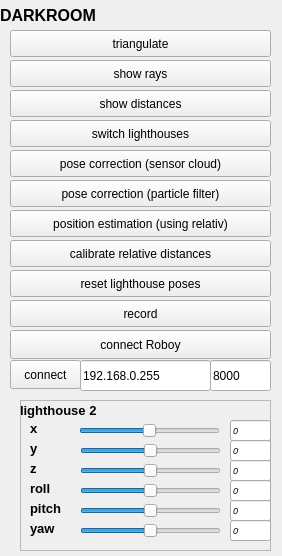
stes/roboy_rqt_plugins, file roboy_darkroom/src/roboy_darkroom.ui: the form before one commit.
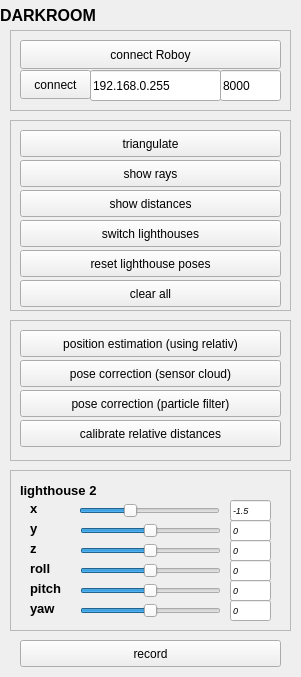
The form after the commit.

The edit to the form file:
```diff
--- a/roboy_darkroom/src/roboy_darkroom.ui
+++ b/roboy_darkroom/src/roboy_darkroom.ui
@@ -6,8 +6,8 @@
    <rect>
     <x>0</x>
     <y>0</y>
-    <width>282</width>
-    <height>556</height>
+    <width>301</width>
+    <height>677</height>
    </rect>
   </property>
   <property name="windowTitle">
@@ -34,116 +34,13 @@
     <string>DARKROOM</string>
    </property>
   </widget>
-  <widget class="QPushButton" name="reset_lighthouse_poses">
-   <property name="geometry">
-    <rect>
-     <x>10</x>
-     <y>270</y>
-     <width>261</width>
-     <height>27</height>
-    </rect>
-   </property>
-   <property name="text">
-    <string>reset lighthouse poses</string>
-   </property>
-  </widget>
-  <widget class="QPushButton" name="triangulate">
-   <property name="geometry">
-    <rect>
-     <x>10</x>
-     <y>30</y>
-     <width>261</width>
-     <height>27</height>
-    </rect>
-   </property>
-   <property name="text">
-    <string>triangulate</string>
-   </property>
-   <property name="checkable">
-    <bool>true</bool>
-   </property>
-   <property name="checked">
-    <bool>false</bool>
-   </property>
-  </widget>
-  <widget class="QPushButton" name="pose_correction_sensor_cloud">
-   <property name="geometry">
-    <rect>
-     <x>10</x>
-     <y>150</y>
-     <width>261</width>
-     <height>27</height>
-    </rect>
-   </property>
-   <property name="text">
-    <string>pose correction (sensor cloud)</string>
-   </property>
-  </widget>
-  <widget class="QPushButton" name="pose_correction_particle_filter">
-   <property name="geometry">
-    <rect>
-     <x>10</x>
-     <y>180</y>
-     <width>261</width>
-     <height>27</height>
-    </rect>
-   </property>
-   <property name="text">
-    <string>pose correction (particle filter)</string>
-   </property>
-  </widget>
-  <widget class="QPushButton" name="position_estimation_relativ_sensor_distances">
-   <property name="geometry">
-    <rect>
-     <x>10</x>
-     <y>210</y>
-     <width>261</width>
-     <height>27</height>
-    </rect>
-   </property>
-   <property name="text">
-    <string>position estimation (using relativ)</string>
-   </property>
-  </widget>
-  <widget class="QPushButton" name="show_rays">
-   <property name="geometry">
-    <rect>
-     <x>10</x>
-     <y>60</y>
-     <width>261</width>
-     <height>27</height>
-    </rect>
-   </property>
-   <property name="text">
-    <string>show rays</string>
-   </property>
-   <property name="checkable">
-    <bool>true</bool>
-   </property>
-  </widget>
-  <widget class="QPushButton" name="show_distances">
-   <property name="geometry">
-    <rect>
-     <x>10</x>
-     <y>90</y>
-     <width>261</width>
-     <height>27</height>
-    </rect>
-   </property>
-   <property name="text">
-    <string>show distances</string>
-   </property>
-   <property name="checkable">
-    <bool>true</bool>
-   </property>
-  </widget>
   <widget class="QFrame" name="frame">
    <property name="geometry">
     <rect>
-     <x>20</x>
-     <y>400</y>
-     <width>251</width>
-     <height>151</height>
+     <x>10</x>
+     <y>470</y>
+     <width>281</width>
+     <height>161</height>
     </rect>
    </property>
    <property name="frameShape">
@@ -155,8 +52,8 @@
    <widget class="QLabel" name="lighthouse_2">
     <property name="geometry">
      <rect>
-      <x>0</x>
-      <y>0</y>
+      <x>10</x>
+      <y>10</y>
       <width>101</width>
       <height>21</height>
      </rect>
@@ -176,8 +73,8 @@
    <widget class="QSlider" name="lighthouse2_x">
     <property name="geometry">
      <rect>
-      <x>59</x>
-      <y>20</y>
+      <x>69</x>
+      <y>30</y>
       <width>141</width>
       <height>21</height>
      </rect>
@@ -191,6 +88,9 @@
     <property name="singleStep">
      <number>1</number>
     </property>
+    <property name="value">
+     <number>-30</number>
+    </property>
     <property name="orientation">
      <enum>Qt::Horizontal</enum>
     </property>
@@ -198,8 +98,8 @@
    <widget class="QLabel" name="x">
     <property name="geometry">
      <rect>
-      <x>10</x>
-      <y>20</y>
+      <x>20</x>
+      <y>30</y>
       <width>51</width>
       <height>16</height>
      </rect>
@@ -219,8 +119,8 @@
    <widget class="QLabel" name="y">
     <property name="geometry">
      <rect>
-      <x>10</x>
-      <y>40</y>
+      <x>20</x>
+      <y>50</y>
       <width>51</width>
       <height>16</height>
      </rect>
@@ -240,8 +140,8 @@
    <widget class="QLabel" name="z">
     <property name="geometry">
      <rect>
-      <x>10</x>
-      <y>60</y>
+      <x>20</x>
+      <y>70</y>
       <width>51</width>
       <height>16</height>
      </rect>
@@ -261,8 +161,8 @@
    <widget class="QLabel" name="roll">
     <property name="geometry">
      <rect>
-      <x>10</x>
-      <y>80</y>
+      <x>20</x>
+      <y>90</y>
       <width>51</width>
       <height>16</height>
      </rect>
@@ -282,8 +182,8 @@
    <widget class="QLabel" name="pitch">
     <property name="geometry">
      <rect>
-      <x>10</x>
-      <y>100</y>
+      <x>20</x>
+      <y>110</y>
       <width>51</width>
       <height>16</height>
      </rect>
@@ -303,8 +203,8 @@
    <widget class="QLabel" name="yaw">
     <property name="geometry">
      <rect>
-      <x>10</x>
-      <y>120</y>
+      <x>20</x>
+      <y>130</y>
       <width>51</width>
       <height>16</height>
      </rect>
@@ -324,8 +224,8 @@
    <widget class="QSlider" name="lighthouse2_y">
     <property name="geometry">
      <rect>
-      <x>60</x>
-      <y>40</y>
+      <x>70</x>
+      <y>50</y>
       <width>141</width>
       <height>21</height>
      </rect>
@@ -346,8 +246,8 @@
    <widget class="QSlider" name="lighthouse2_z">
     <property name="geometry">
      <rect>
-      <x>60</x>
-      <y>60</y>
+      <x>70</x>
+      <y>70</y>
       <width>141</width>
       <height>21</height>
      </rect>
@@ -368,8 +268,8 @@
    <widget class="QSlider" name="lighthouse2_roll">
     <property name="geometry">
      <rect>
-      <x>60</x>
-      <y>80</y>
+      <x>70</x>
+      <y>90</y>
       <width>141</width>
       <height>21</height>
      </rect>
@@ -390,8 +290,8 @@
    <widget class="QSlider" name="lighthouse2_pitch">
     <property name="geometry">
      <rect>
-      <x>60</x>
-      <y>100</y>
+      <x>70</x>
+      <y>110</y>
       <width>141</width>
       <height>21</height>
      </rect>
@@ -412,8 +312,8 @@
    <widget class="QSlider" name="lighthouse2_yaw">
     <property name="geometry">
      <rect>
-      <x>60</x>
-      <y>120</y>
+      <x>70</x>
+      <y>130</y>
       <width>141</width>
       <height>21</height>
      </rect>
@@ -434,8 +334,8 @@
    <widget class="QLineEdit" name="lighthouse2_x_text">
     <property name="geometry">
      <rect>
-      <x>210</x>
-      <y>20</y>
+      <x>220</x>
+      <y>30</y>
       <width>41</width>
       <height>21</height>
      </rect>
@@ -450,7 +350,7 @@
      <locale language="German" country="Germany"/>
     </property>
     <property name="text">
-     <string>0</string>
+     <string>-1.5</string>
     </property>
     <property name="readOnly">
      <bool>true</bool>
@@ -459,8 +359,8 @@
    <widget class="QLineEdit" name="lighthouse2_y_text">
     <property name="geometry">
      <rect>
-      <x>210</x>
-      <y>40</y>
+      <x>220</x>
+      <y>50</y>
       <width>41</width>
       <height>21</height>
      </rect>
@@ -484,8 +384,8 @@
    <widget class="QLineEdit" name="lighthouse2_z_text">
     <property name="geometry">
      <rect>
-      <x>210</x>
-      <y>60</y>
+      <x>220</x>
+      <y>70</y>
       <width>41</width>
       <height>21</height>
      </rect>
@@ -509,8 +409,8 @@
    <widget class="QLineEdit" name="lighthouse2_roll_text">
     <property name="geometry">
      <rect>
-      <x>210</x>
-      <y>80</y>
+      <x>220</x>
+      <y>90</y>
       <width>41</width>
       <height>21</height>
      </rect>
@@ -534,8 +434,8 @@
    <widget class="QLineEdit" name="lighthouse2_pitch_text">
     <property name="geometry">
      <rect>
-      <x>210</x>
-      <y>100</y>
+      <x>220</x>
+      <y>110</y>
       <width>41</width>
       <height>21</height>
      </rect>
@@ -559,8 +459,8 @@
    <widget class="QLineEdit" name="lighthouse2_yaw_text">
     <property name="geometry">
      <rect>
-      <x>210</x>
-      <y>120</y>
+      <x>220</x>
+      <y>130</y>
       <width>41</width>
       <height>21</height>
      </rect>
@@ -582,40 +482,11 @@
     </property>
    </widget>
   </widget>
-  <widget class="QPushButton" name="calibrate_relative_distances">
-   <property name="geometry">
-    <rect>
-     <x>10</x>
-     <y>240</y>
-     <width>261</width>
-     <height>27</height>
-    </rect>
-   </property>
-   <property name="text">
-    <string>calibrate relative distances</string>
-   </property>
-  </widget>
-  <widget class="QPushButton" name="switch_lighthouses">
-   <property name="geometry">
-    <rect>
-     <x>10</x>
-     <y>120</y>
-     <width>261</width>
-     <height>27</height>
-    </rect>
-   </property>
-   <property name="text">
-    <string>switch lighthouses</string>
-   </property>
-   <property name="checkable">
-    <bool>true</bool>
-   </property>
-  </widget>
   <widget class="QPushButton" name="record">
    <property name="geometry">
     <rect>
-     <x>10</x>
-     <y>300</y>
+     <x>20</x>
+     <y>640</y>
      <width>261</width>
      <height>27</height>
     </rect>
@@ -627,57 +498,250 @@
     <bool>true</bool>
    </property>
   </widget>
-  <widget class="QPushButton" name="connect_roboy">
+  <widget class="QFrame" name="frame_2">
    <property name="geometry">
     <rect>
      <x>10</x>
-     <y>330</y>
-     <width>261</width>
-     <height>29</height>
+     <y>30</y>
+     <width>281</width>
+     <height>81</height>
     </rect>
    </property>
-   <property name="text">
-    <string>connect Roboy</string>
+   <property name="frameShape">
+    <enum>QFrame::StyledPanel</enum>
    </property>
+   <property name="frameShadow">
+    <enum>QFrame::Raised</enum>
+   </property>
+   <widget class="QPushButton" name="connect_roboy">
+    <property name="geometry">
+     <rect>
+      <x>10</x>
+      <y>10</y>
+      <width>261</width>
+      <height>29</height>
+     </rect>
+    </property>
+    <property name="text">
+     <string>connect Roboy</string>
+    </property>
+   </widget>
+   <widget class="QPushButton" name="connect_object">
+    <property name="geometry">
+     <rect>
+      <x>10</x>
+      <y>40</y>
+      <width>71</width>
+      <height>29</height>
+     </rect>
+    </property>
+    <property name="text">
+     <string>connect</string>
+    </property>
+   </widget>
+   <widget class="QLineEdit" name="broadcast_ip">
+    <property name="geometry">
+     <rect>
+      <x>80</x>
+      <y>40</y>
+      <width>131</width>
+      <height>31</height>
+     </rect>
+    </property>
+    <property name="text">
+     <string>192.168.0.255</string>
+    </property>
+   </widget>
+   <widget class="QLineEdit" name="broadcast_port">
+    <property name="geometry">
+     <rect>
+      <x>210</x>
+      <y>40</y>
+      <width>61</width>
+      <height>31</height>
+     </rect>
+    </property>
+    <property name="text">
+     <string>8000</string>
+    </property>
+   </widget>
   </widget>
-  <widget class="QPushButton" name="connect_object">
+  <widget class="QFrame" name="frame_3">
    <property name="geometry">
     <rect>
      <x>10</x>
-     <y>360</y>
-     <width>71</width>
-     <height>29</height>
+     <y>120</y>
+     <width>281</width>
+     <height>191</height>
     </rect>
    </property>
-   <property name="text">
-    <string>connect</string>
+   <property name="frameShape">
+    <enum>QFrame::StyledPanel</enum>
    </property>
-  </widget>
-  <widget class="QLineEdit" name="broadcast_ip">
-   <property name="geometry">
-    <rect>
-     <x>80</x>
-     <y>360</y>
-     <width>131</width>
-     <height>31</height>
-    </rect>
+   <property name="frameShadow">
+    <enum>QFrame::Raised</enum>
    </property>
-   <property name="text">
-    <string>192.168.0.255</string>
-   </property>
+   <widget class="QPushButton" name="triangulate">
+    <property name="geometry">
+     <rect>
+      <x>10</x>
+      <y>10</y>
+      <width>261</width>
+      <height>27</height>
+     </rect>
+    </property>
+    <property name="text">
+     <string>triangulate</string>
+    </property>
+    <property name="checkable">
+     <bool>true</bool>
+    </property>
+    <property name="checked">
+     <bool>false</bool>
+    </property>
+   </widget>
+   <widget class="QPushButton" name="switch_lighthouses">
+    <property name="geometry">
+     <rect>
+      <x>10</x>
+      <y>100</y>
+      <width>261</width>
+      <height>27</height>
+     </rect>
+    </property>
+    <property name="text">
+     <string>switch lighthouses</string>
+    </property>
+    <property name="checkable">
+     <bool>true</bool>
+    </property>
+   </widget>
+   <widget class="QPushButton" name="reset_lighthouse_poses">
+    <property name="geometry">
+     <rect>
+      <x>10</x>
+      <y>130</y>
+      <width>261</width>
+      <height>27</height>
+     </rect>
+    </property>
+    <property name="text">
+     <string>reset lighthouse poses</string>
+    </property>
+   </widget>
+   <widget class="QPushButton" name="show_rays">
+    <property name="geometry">
+     <rect>
+      <x>10</x>
+      <y>40</y>
+      <width>261</width>
+      <height>27</height>
+     </rect>
+    </property>
+    <property name="text">
+     <string>show rays</string>
+    </property>
+    <property name="checkable">
+     <bool>true</bool>
+    </property>
+   </widget>
+   <widget class="QPushButton" name="show_distances">
+    <property name="geometry">
+     <rect>
+      <x>10</x>
+      <y>70</y>
+      <width>261</width>
+      <height>27</height>
+     </rect>
+    </property>
+    <property name="text">
+     <string>show distances</string>
+    </property>
+    <property name="checkable">
+     <bool>true</bool>
+    </property>
+   </widget>
+   <widget class="QPushButton" name="clear_all">
+    <property name="geometry">
+     <rect>
+      <x>10</x>
+      <y>160</y>
+      <width>261</width>
+      <height>27</height>
+     </rect>
+    </property>
+    <property name="text">
+     <string>clear all</string>
+    </property>
+   </widget>
   </widget>
-  <widget class="QLineEdit" name="broadcast_port">
+  <widget class="QFrame" name="frame_4">
    <property name="geometry">
     <rect>
-     <x>210</x>
-     <y>360</y>
-     <width>61</width>
-     <height>31</height>
+     <x>10</x>
+     <y>320</y>
+     <width>281</width>
+     <height>141</height>
     </rect>
    </property>
-   <property name="text">
-    <string>8000</string>
+   <property name="frameShape">
+    <enum>QFrame::StyledPanel</enum>
    </property>
+   <property name="frameShadow">
+    <enum>QFrame::Raised</enum>
+   </property>
+   <widget class="QPushButton" name="position_estimation_relativ_sensor_distances">
+    <property name="geometry">
+     <rect>
+      <x>10</x>
+      <y>10</y>
+      <width>261</width>
+      <height>27</height>
+     </rect>
+    </property>
+    <property name="text">
+     <string>position estimation (using relativ)</string>
+    </property>
+   </widget>
+   <widget class="QPushButton" name="calibrate_relative_distances">
+    <property name="geometry">
+     <rect>
+      <x>10</x>
+      <y>100</y>
+      <width>261</width>
+      <height>27</height>
+     </rect>
+    </property>
+    <property name="text">
+     <string>calibrate relative distances</string>
+    </property>
+   </widget>
+   <widget class="QPushButton" name="pose_correction_particle_filter">
+    <property name="geometry">
+     <rect>
+      <x>10</x>
+      <y>70</y>
+      <width>261</width>
+      <height>27</height>
+     </rect>
+    </property>
+    <property name="text">
+     <string>pose correction (particle filter)</string>
+    </property>
+   </widget>
+   <widget class="QPushButton" name="pose_correction_sensor_cloud">
+    <property name="geometry">
+     <rect>
+      <x>10</x>
+      <y>40</y>
+      <width>261</width>
+      <height>27</height>
+     </rect>
+    </property>
+    <property name="text">
+     <string>pose correction (sensor cloud)</string>
+    </property>
+   </widget>
   </widget>
  </widget>
  <resources/>
```
